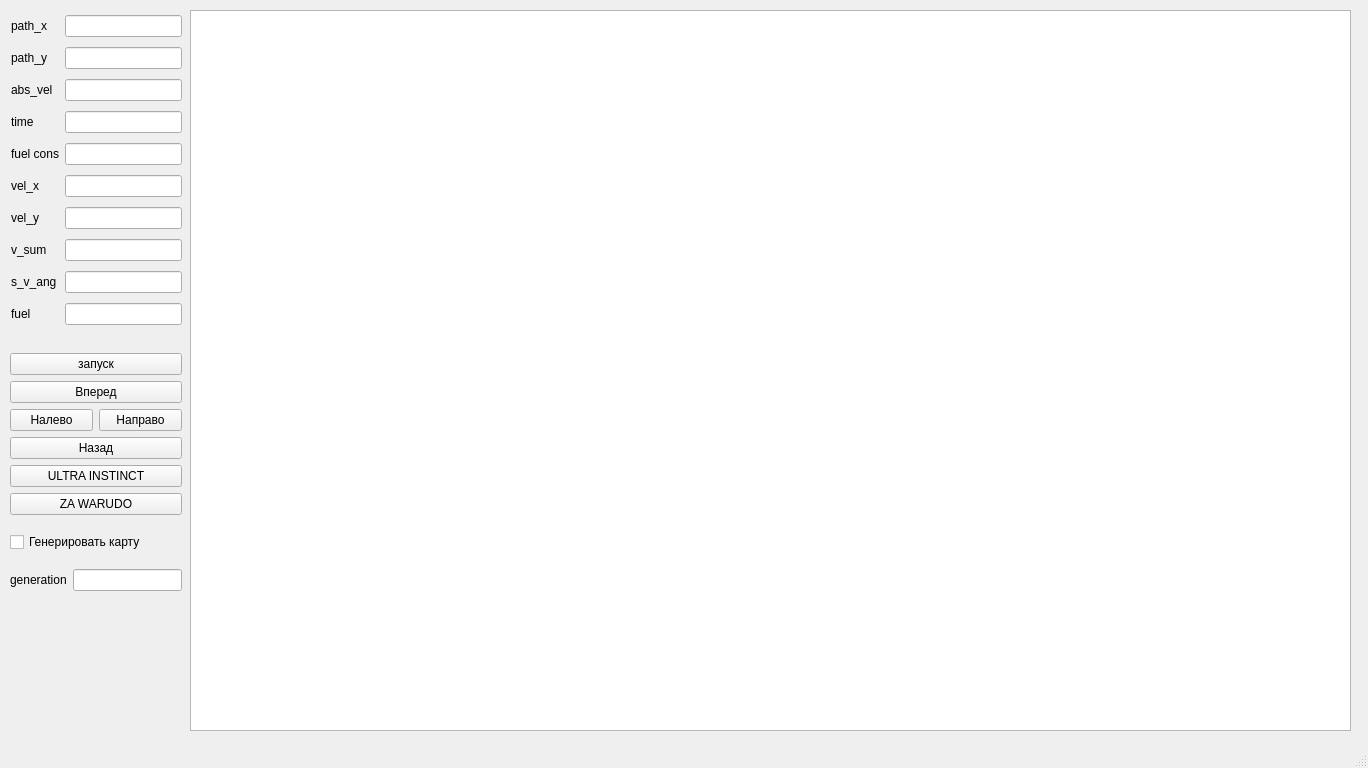
The window that mainwindow.ui (Polliakoff/Collabreequeue-2-rep) describes before a commit, drawn with Qt 5.
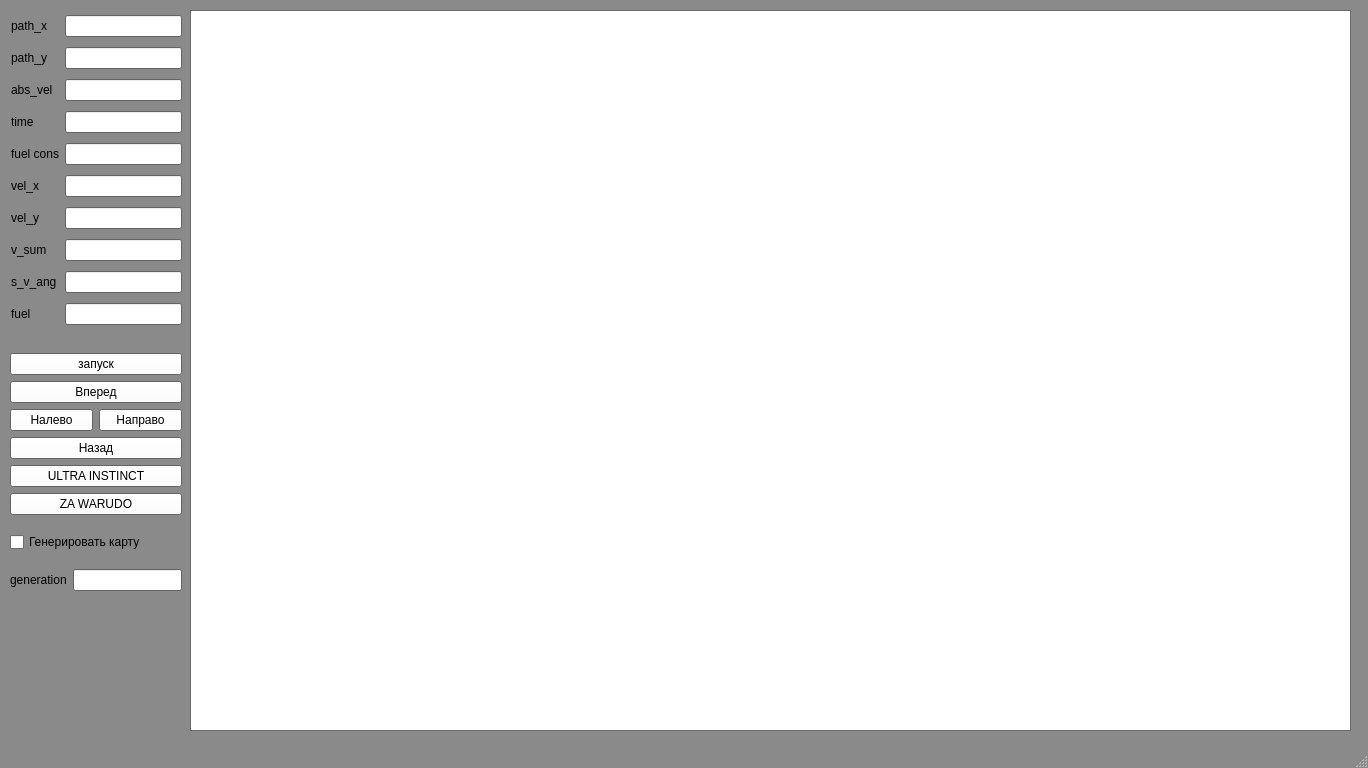
The same window after the commit.

Commit message: science_color_theme

What changed in the file:
```diff
--- a/mainwindow.ui
+++ b/mainwindow.ui
@@ -10,6 +10,448 @@
     <height>768</height>
    </rect>
   </property>
+  <property name="palette">
+   <palette>
+    <active>
+     <colorrole role="WindowText">
+      <brush brushstyle="SolidPattern">
+       <color alpha="255">
+        <red>0</red>
+        <green>0</green>
+        <blue>0</blue>
+       </color>
+      </brush>
+     </colorrole>
+     <colorrole role="Button">
+      <brush brushstyle="SolidPattern">
+       <color alpha="255">
+        <red>255</red>
+        <green>255</green>
+        <blue>255</blue>
+       </color>
+      </brush>
+     </colorrole>
+     <colorrole role="Light">
+      <brush brushstyle="SolidPattern">
+       <color alpha="255">
+        <red>255</red>
+        <green>255</green>
+        <blue>255</blue>
+       </color>
+      </brush>
+     </colorrole>
+     <colorrole role="Midlight">
+      <brush brushstyle="SolidPattern">
+       <color alpha="255">
+        <red>255</red>
+        <green>255</green>
+        <blue>255</blue>
+       </color>
+      </brush>
+     </colorrole>
+     <colorrole role="Dark">
+      <brush brushstyle="SolidPattern">
+       <color alpha="255">
+        <red>127</red>
+        <green>127</green>
+        <blue>127</blue>
+       </color>
+      </brush>
+     </colorrole>
+     <colorrole role="Mid">
+      <brush brushstyle="SolidPattern">
+       <color alpha="255">
+        <red>170</red>
+        <green>170</green>
+        <blue>170</blue>
+       </color>
+      </brush>
+     </colorrole>
+     <colorrole role="Text">
+      <brush brushstyle="SolidPattern">
+       <color alpha="255">
+        <red>0</red>
+        <green>0</green>
+        <blue>0</blue>
+       </color>
+      </brush>
+     </colorrole>
+     <colorrole role="BrightText">
+      <brush brushstyle="SolidPattern">
+       <color alpha="255">
+        <red>255</red>
+        <green>255</green>
+        <blue>255</blue>
+       </color>
+      </brush>
+     </colorrole>
+     <colorrole role="ButtonText">
+      <brush brushstyle="SolidPattern">
+       <color alpha="255">
+        <red>0</red>
+        <green>0</green>
+        <blue>0</blue>
+       </color>
+      </brush>
+     </colorrole>
+     <colorrole role="Base">
+      <brush brushstyle="SolidPattern">
+       <color alpha="255">
+        <red>255</red>
+        <green>255</green>
+        <blue>255</blue>
+       </color>
+      </brush>
+     </colorrole>
+     <colorrole role="Window">
+      <brush brushstyle="SolidPattern">
+       <color alpha="255">
+        <red>138</red>
+        <green>138</green>
+        <blue>138</blue>
+       </color>
+      </brush>
+     </colorrole>
+     <colorrole role="Shadow">
+      <brush brushstyle="SolidPattern">
+       <color alpha="255">
+        <red>0</red>
+        <green>0</green>
+        <blue>0</blue>
+       </color>
+      </brush>
+     </colorrole>
+     <colorrole role="AlternateBase">
+      <brush brushstyle="SolidPattern">
+       <color alpha="255">
+        <red>255</red>
+        <green>255</green>
+        <blue>255</blue>
+       </color>
+      </brush>
+     </colorrole>
+     <colorrole role="ToolTipBase">
+      <brush brushstyle="SolidPattern">
+       <color alpha="255">
+        <red>255</red>
+        <green>255</green>
+        <blue>220</blue>
+       </color>
+      </brush>
+     </colorrole>
+     <colorrole role="ToolTipText">
+      <brush brushstyle="SolidPattern">
+       <color alpha="255">
+        <red>0</red>
+        <green>0</green>
+        <blue>0</blue>
+       </color>
+      </brush>
+     </colorrole>
+     <colorrole role="PlaceholderText">
+      <brush brushstyle="SolidPattern">
+       <color alpha="127">
+        <red>0</red>
+        <green>0</green>
+        <blue>0</blue>
+       </color>
+      </brush>
+     </colorrole>
+    </active>
+    <inactive>
+     <colorrole role="WindowText">
+      <brush brushstyle="SolidPattern">
+       <color alpha="255">
+        <red>0</red>
+        <green>0</green>
+        <blue>0</blue>
+       </color>
+      </brush>
+     </colorrole>
+     <colorrole role="Button">
+      <brush brushstyle="SolidPattern">
+       <color alpha="255">
+        <red>255</red>
+        <green>255</green>
+        <blue>255</blue>
+       </color>
+      </brush>
+     </colorrole>
+     <colorrole role="Light">
+      <brush brushstyle="SolidPattern">
+       <color alpha="255">
+        <red>255</red>
+        <green>255</green>
+        <blue>255</blue>
+       </color>
+      </brush>
+     </colorrole>
+     <colorrole role="Midlight">
+      <brush brushstyle="SolidPattern">
+       <color alpha="255">
+        <red>255</red>
+        <green>255</green>
+        <blue>255</blue>
+       </color>
+      </brush>
+     </colorrole>
+     <colorrole role="Dark">
+      <brush brushstyle="SolidPattern">
+       <color alpha="255">
+        <red>127</red>
+        <green>127</green>
+        <blue>127</blue>
+       </color>
+      </brush>
+     </colorrole>
+     <colorrole role="Mid">
+      <brush brushstyle="SolidPattern">
+       <color alpha="255">
+        <red>170</red>
+        <green>170</green>
+        <blue>170</blue>
+       </color>
+      </brush>
+     </colorrole>
+     <colorrole role="Text">
+      <brush brushstyle="SolidPattern">
+       <color alpha="255">
+        <red>0</red>
+        <green>0</green>
+        <blue>0</blue>
+       </color>
+      </brush>
+     </colorrole>
+     <colorrole role="BrightText">
+      <brush brushstyle="SolidPattern">
+       <color alpha="255">
+        <red>255</red>
+        <green>255</green>
+        <blue>255</blue>
+       </color>
+      </brush>
+     </colorrole>
+     <colorrole role="ButtonText">
+      <brush brushstyle="SolidPattern">
+       <color alpha="255">
+        <red>0</red>
+        <green>0</green>
+        <blue>0</blue>
+       </color>
+      </brush>
+     </colorrole>
+     <colorrole role="Base">
+      <brush brushstyle="SolidPattern">
+       <color alpha="255">
+        <red>255</red>
+        <green>255</green>
+        <blue>255</blue>
+       </color>
+      </brush>
+     </colorrole>
+     <colorrole role="Window">
+      <brush brushstyle="SolidPattern">
+       <color alpha="255">
+        <red>138</red>
+        <green>138</green>
+        <blue>138</blue>
+       </color>
+      </brush>
+     </colorrole>
+     <colorrole role="Shadow">
+      <brush brushstyle="SolidPattern">
+       <color alpha="255">
+        <red>0</red>
+        <green>0</green>
+        <blue>0</blue>
+       </color>
+      </brush>
+     </colorrole>
+     <colorrole role="AlternateBase">
+      <brush brushstyle="SolidPattern">
+       <color alpha="255">
+        <red>255</red>
+        <green>255</green>
+        <blue>255</blue>
+       </color>
+      </brush>
+     </colorrole>
+     <colorrole role="ToolTipBase">
+      <brush brushstyle="SolidPattern">
+       <color alpha="255">
+        <red>255</red>
+        <green>255</green>
+        <blue>220</blue>
+       </color>
+      </brush>
+     </colorrole>
+     <colorrole role="ToolTipText">
+      <brush brushstyle="SolidPattern">
+       <color alpha="255">
+        <red>0</red>
+        <green>0</green>
+        <blue>0</blue>
+       </color>
+      </brush>
+     </colorrole>
+     <colorrole role="PlaceholderText">
+      <brush brushstyle="SolidPattern">
+       <color alpha="127">
+        <red>0</red>
+        <green>0</green>
+        <blue>0</blue>
+       </color>
+      </brush>
+     </colorrole>
+    </inactive>
+    <disabled>
+     <colorrole role="WindowText">
+      <brush brushstyle="SolidPattern">
+       <color alpha="255">
+        <red>127</red>
+        <green>127</green>
+        <blue>127</blue>
+       </color>
+      </brush>
+     </colorrole>
+     <colorrole role="Button">
+      <brush brushstyle="SolidPattern">
+       <color alpha="255">
+        <red>255</red>
+        <green>255</green>
+        <blue>255</blue>
+       </color>
+      </brush>
+     </colorrole>
+     <colorrole role="Light">
+      <brush brushstyle="SolidPattern">
+       <color alpha="255">
+        <red>255</red>
+        <green>255</green>
+        <blue>255</blue>
+       </color>
+      </brush>
+     </colorrole>
+     <colorrole role="Midlight">
+      <brush brushstyle="SolidPattern">
+       <color alpha="255">
+        <red>255</red>
+        <green>255</green>
+        <blue>255</blue>
+       </color>
+      </brush>
+     </colorrole>
+     <colorrole role="Dark">
+      <brush brushstyle="SolidPattern">
+       <color alpha="255">
+        <red>127</red>
+        <green>127</green>
+        <blue>127</blue>
+       </color>
+      </brush>
+     </colorrole>
+     <colorrole role="Mid">
+      <brush brushstyle="SolidPattern">
+       <color alpha="255">
+        <red>170</red>
+        <green>170</green>
+        <blue>170</blue>
+       </color>
+      </brush>
+     </colorrole>
+     <colorrole role="Text">
+      <brush brushstyle="SolidPattern">
+       <color alpha="255">
+        <red>127</red>
+        <green>127</green>
+        <blue>127</blue>
+       </color>
+      </brush>
+     </colorrole>
+     <colorrole role="BrightText">
+      <brush brushstyle="SolidPattern">
+       <color alpha="255">
+        <red>255</red>
+        <green>255</green>
+        <blue>255</blue>
+       </color>
+      </brush>
+     </colorrole>
+     <colorrole role="ButtonText">
+      <brush brushstyle="SolidPattern">
+       <color alpha="255">
+        <red>127</red>
+        <green>127</green>
+        <blue>127</blue>
+       </color>
+      </brush>
+     </colorrole>
+     <colorrole role="Base">
+      <brush brushstyle="SolidPattern">
+       <color alpha="255">
+        <red>138</red>
+        <green>138</green>
+        <blue>138</blue>
+       </color>
+      </brush>
+     </colorrole>
+     <colorrole role="Window">
+      <brush brushstyle="SolidPattern">
+       <color alpha="255">
+        <red>138</red>
+        <green>138</green>
+        <blue>138</blue>
+       </color>
+      </brush>
+     </colorrole>
+     <colorrole role="Shadow">
+      <brush brushstyle="SolidPattern">
+       <color alpha="255">
+        <red>0</red>
+        <green>0</green>
+        <blue>0</blue>
+       </color>
+      </brush>
+     </colorrole>
+     <colorrole role="AlternateBase">
+      <brush brushstyle="SolidPattern">
+       <color alpha="255">
+        <red>255</red>
+        <green>255</green>
+        <blue>255</blue>
+       </color>
+      </brush>
+     </colorrole>
+     <colorrole role="ToolTipBase">
+      <brush brushstyle="SolidPattern">
+       <color alpha="255">
+        <red>255</red>
+        <green>255</green>
+        <blue>220</blue>
+       </color>
+      </brush>
+     </colorrole>
+     <colorrole role="ToolTipText">
+      <brush brushstyle="SolidPattern">
+       <color alpha="255">
+        <red>0</red>
+        <green>0</green>
+        <blue>0</blue>
+       </color>
+      </brush>
+     </colorrole>
+     <colorrole role="PlaceholderText">
+      <brush brushstyle="SolidPattern">
+       <color alpha="127">
+        <red>127</red>
+        <green>127</green>
+        <blue>127</blue>
+       </color>
+      </brush>
+     </colorrole>
+    </disabled>
+   </palette>
+  </property>
   <property name="windowTitle">
    <string>MainWindow</string>
   </property>
```
Left out of the diff: 2 changed lines with no effect on the pictures.
